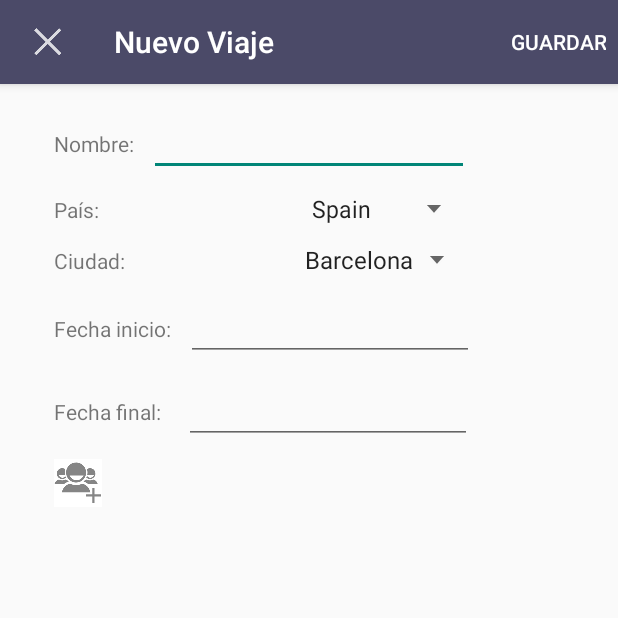
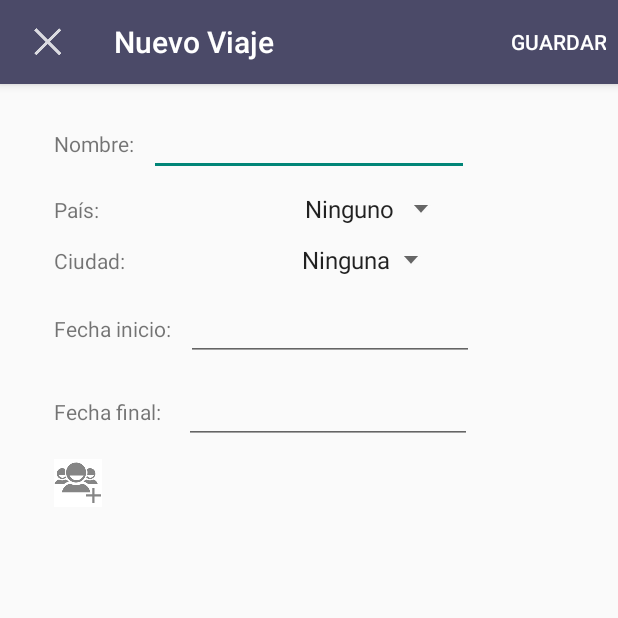
Before and after one commit to jeff039/Trip2getherProva, an Android app: the TripList screen opened directly, with no data from a screen before it, after a tap on "Add new trip", on a phone screen of 412 x 824 dp, the top half of it. Run offline under Robolectric (Android 15) with nearby library versions, the phone set to English and light mode, and no system bars; libraries missing offline, so code that uses them is left out: com.parse; 2 other taps on this screen came first.

Commit message:
implentaciones NewTrip
- Al crear un viaje, asocia en el parse, la id de la ciudad en el viaje
con la id de la ciudad de la tabla ciudad

- Muestra de manera dinámica las ciudades en función del país elegido

```diff
--- a/app/src/main/java/group/lis/uab/trip2gether/controller/NewTripForm.java
+++ b/app/src/main/java/group/lis/uab/trip2gether/controller/NewTripForm.java
@@ -13,37 +13,106 @@ import android.util.Log;
 import android.view.Menu;
 import android.view.MenuItem;
 import android.view.View;
+import android.widget.AdapterView;
+import android.widget.ArrayAdapter;
 import android.widget.Button;
 import android.widget.EditText;
+import android.widget.ImageButton;
 import android.widget.ImageView;
 import android.widget.Spinner;
-
 import com.parse.ParseCloud;
 import com.parse.ParseException;
+import com.parse.ParseObject;
+import com.parse.ParseQuery;
 
 import java.text.SimpleDateFormat;
 import java.util.Date;
 import java.util.HashMap;
-
 import group.lis.uab.trip2gether.R;
 import group.lis.uab.trip2gether.model.Trip;
 
 public class NewTripForm extends ActionBarActivity {
 
-    private static final int LOAD_IMAGE = 1; //static final -> no canviarà (s'ha d'inicializar)
+    /**
+     * int LOAD_IMAGE. Static final -> no canviarà (s'ha d'inicializar)
+     */
+    private static final int LOAD_IMAGE = 1;
 
+    private static String[] paises = { "Ninguno", "España", "Alemania", "Francia"};
+
+    /**
+     * Method onCreate
+     * @param savedInstanceState
+     */
     @Override
     protected void onCreate(Bundle savedInstanceState) {
         super.onCreate(savedInstanceState);
         setContentView(R.layout.activity_new_trip_form);
+        this.setSupportBar();
+        this.initializeButtons();
 
-        //Mostrem la Action Bar en la activity
+        ImageButton imageButton = (ImageButton)findViewById(R.id.ImageButtonAddFirends);
+        imageButton.setOnClickListener(new View.OnClickListener() {
+            @Override
+            public void onClick(View v) {
+                Intent intent = new Intent(NewTripForm.this, Friends.class);
+                startActivity(intent);
+            }
+        });
+
+        Spinner spinnerPaises = (Spinner) findViewById (R.id.SpinnerPaises);
+        ArrayAdapter<String> arrayAdapterPaises = new ArrayAdapter<String> (this, android.R.layout.simple_spinner_item, paises);
+        spinnerPaises.setAdapter(arrayAdapterPaises);
+        spinnerPaises.setOnItemSelectedListener(new SpinnerListener());
+    }
+
+    public class SpinnerListener implements AdapterView.OnItemSelectedListener {
+        public void onItemSelected(AdapterView<?> parent, View view, int pos, long id) {
+            cargaSpinnerCiudad(parent.getSelectedItemPosition());
+        }
+        public void onNothingSelected(AdapterView<?> parent) {
+        }
+    }
+
+    /**
+     * Method cargaSpinnerCiudad. Carga de manera dinámica las ciudades en función del páis elegido
+     * @param pais
+     */
+    private void cargaSpinnerCiudad(int pais){
+        Spinner Ciudades = (Spinner) findViewById(R.id.SpinnerCiudades);
+
+        ArrayAdapter arrayAdapterEspaña = ArrayAdapter.createFromResource
+                (this, R.array.CiudadesEspaña, android.R.layout.simple_spinner_item);
+
+        ArrayAdapter arrayAdapterAlemania= ArrayAdapter.createFromResource
+                (this, R.array.CiudadesAlemania, android.R.layout.simple_spinner_item);
+
+        ArrayAdapter arrayAdapterFrancia= ArrayAdapter.createFromResource
+                (this, R.array.CiudadesFrancia, android.R.layout.simple_spinner_item);
+
+        ArrayAdapter arrayAdapterDefault = ArrayAdapter.createFromResource
+                (this, R.array.arrayDefault, android.R.layout.simple_spinner_item);
+
+        switch (pais) {
+            case 1: Ciudades.setAdapter(arrayAdapterEspaña);
+                break;
+            case 2: Ciudades.setAdapter(arrayAdapterAlemania);
+                break;
+            case 3: Ciudades.setAdapter(arrayAdapterFrancia);
+                break;
+            default: Ciudades.setAdapter(arrayAdapterDefault);
+                break;
+        }
+    }
+
+    /**
+     * Method setSupportBar. Action Bar personalitzada
+     */
+    public void setSupportBar(){
         getSupportActionBar().setBackgroundDrawable(new ColorDrawable(Color.rgb(75, 74, 104)));
         getSupportActionBar().setDisplayShowHomeEnabled(true);
         getSupportActionBar().setIcon(R.drawable.ic_action_cancel);
         getSupportActionBar().setTitle("      Nuevo Viaje");
-
-        this.initializeButtons();
     }
 
     @Override
@@ -88,20 +157,20 @@ public class NewTripForm extends ActionBarActivity {
     }
 
     /**
-     * Interficie
+     * Method initializeButtons. Interficie
      */
-    private void initializeButtons()
-    {
+    private void initializeButtons() {
         Button gallery = (Button)findViewById(R.id.gallery);
         gallery.setOnClickListener(clickGallery);
         Button google = (Button)findViewById(R.id.google);
         google.setOnClickListener(clickGoogle);
-
         Button maps = (Button)findViewById(R.id.maps);
         maps.setOnClickListener(clickMaps);
-
     }
 
+    /**
+     * Method Button.OnClickListener clickMaps
+     */
     public Button.OnClickListener clickMaps = new Button.OnClickListener() {
         public void onClick(View v) {
             Intent i = new Intent(NewTripForm.this, SiteMapsActivity.class);
@@ -109,6 +178,9 @@ public class NewTripForm extends ActionBarActivity {
         }
     };
 
+    /**
+     * Method Button.OnClickListener clickGallery
+     */
     public Button.OnClickListener clickGallery = new Button.OnClickListener() {
         public void onClick(View v) {
             Intent i = new Intent(
@@ -118,6 +190,9 @@ public class NewTripForm extends ActionBarActivity {
         }
     };
 
+    /**
+     * Method Button.OnClickListener clickGoogle
+     */
     public Button.OnClickListener clickGoogle = new Button.OnClickListener() {
         public void onClick(View v) {
             String search = "fish";
@@ -128,7 +203,7 @@ public class NewTripForm extends ActionBarActivity {
     };
 
     /**
-     * Action Bar
+     * Method onCreateOptionsMenu. Action Bar
      * @param menu
      * @return
      */
@@ -139,6 +214,11 @@ public class NewTripForm extends ActionBarActivity {
         return true;
     }
 
+    /**
+     * Method onOptionsItemSelected
+     * @param item
+     * @return boolean
+     */
     @Override
     public boolean onOptionsItemSelected(MenuItem item) {
         // Handle action bar item clicks here. The action bar will
@@ -155,7 +235,10 @@ public class NewTripForm extends ActionBarActivity {
                 intent.putExtra("fechaFinal", nuevoViaje.getFechaFinal());
 
                 try {
+                    String idCiudad = getIdCiudad(nuevoViaje);
+                    nuevoViaje.setCiudad(idCiudad);
                     GuardarViajeBDD(nuevoViaje);
+
                 } catch (ParseException e) {
                     e.printStackTrace();
                 }
@@ -192,20 +275,40 @@ public class NewTripForm extends ActionBarActivity {
         return new Trip(nombre, pais, ciudad, dataInicial, dataFinal);
     }
 
+    /**
+     * Method GuardarViajeBDD
+     * @param nuevoViaje
+     * @return success
+     * @throws ParseException
+     */
     public boolean GuardarViajeBDD(Trip nuevoViaje) throws ParseException{
         boolean success = false;
         HashMap<String, Object> params = new HashMap<String, Object>();
         params.put("name", nuevoViaje.getNombre());
-        params.put("ciudad", nuevoViaje.getCiudad());
+        params.put("idCiudad", nuevoViaje.getCiudad());
         params.put("fechaInicial", nuevoViaje.getFechaInicio());
         params.put("fechaFinal", nuevoViaje.getFechaFinal());
 
         String addTripResponse = ParseCloud.callFunction("addTrip", params);
-            if(!addTripResponse.isEmpty())
-                success = true;
-            Log.i("Add newTrip:", addTripResponse);
+        if(!addTripResponse.isEmpty())
+            success = true;
+        Log.i("Add newTrip:", addTripResponse);
 
         return success;
+    }
+
+    /**
+     * Method getIdCiudad
+     * @param nuevoViaje
+     * @return idCiudad
+     * @throws ParseException
+     */
+    public String getIdCiudad(Trip nuevoViaje) throws ParseException{
+        boolean success = false;
+        HashMap<String, Object> params = new HashMap<String, Object>();
+        params.put("ciudad", nuevoViaje.getCiudad());
+        String idCiudad = ParseCloud.callFunction("getIdCity", params);
+        return idCiudad;
     }
 
     /**
--- a/app/src/main/java/group/lis/uab/trip2gether/controller/TripList.java
+++ b/app/src/main/java/group/lis/uab/trip2gether/controller/TripList.java
@@ -21,18 +21,21 @@ import android.widget.TextView;
 import android.widget.ListAdapter;
 import android.database.Cursor;
 import android.widget.ListView;
-
 import group.lis.uab.trip2gether.R;
 import group.lis.uab.trip2gether.model.DrawerItemClickListener;
 
 public class TripList extends ActionBarActivity {
+
     protected Cursor cursor;
 
     protected ListAdapter adapter;
 
-
     private static Intent intent = null;
 
+    /**
+     * Method onCreate
+     * @param savedInstanceState
+     */
     @Override
     protected void onCreate(Bundle savedInstanceState) {
         super.onCreate(savedInstanceState);
@@ -44,12 +47,13 @@ public class TripList extends ActionBarActivity {
         }
         this.setSupportBar();
         this.initializeDrawerLayout();
-        this.initializeButtons();
+        //this.initializeButtons();
     }
 
-/////////////ELEMENTS DE LA INTERFÍCIE///////////////
-    public void initializeButtons()
-    {
+    /**
+     * Method initializeButtons. Elements de la interfície
+     */
+    public void initializeButtons(){
         ImageButton openDrawer = (ImageButton) findViewById(R.id.openDrawer);
         openDrawer.setOnClickListener(clickDrawer);
     }
@@ -67,11 +71,9 @@ public class TripList extends ActionBarActivity {
         }
     };
 
-
-
-    ////////////////////////////////////////////////////////
-    //DRAWER LAYOUT////////////////////////////
-    ////////////////////////////////////////////////////
+    /**
+     * Method initializeDrawerLayout. Drawer layout
+     */
     public void initializeDrawerLayout(){
         DrawerLayout mDrawerLayout = (DrawerLayout) findViewById(R.id.drawer_layout);
         //no cal fer un adaptador a la mDrawer,
@@ -87,7 +89,11 @@ public class TripList extends ActionBarActivity {
         mDrawerList.setOnItemClickListener(new DrawerItemClickListener());
     }
 
-//////////////BARRA SUPERIOR///////////////////////////////
+    /**
+     * Method onCreateOptionsMenu. Barra superior
+     * @param menu
+     * @return true
+     */
     @Override
     public boolean onCreateOptionsMenu(Menu menu) {
         // Inflate the menu; this adds items to the action bar if it is present.
@@ -96,7 +102,11 @@ public class TripList extends ActionBarActivity {
         return true;
     }
 
-
+    /**
+     * Method onOptionsItemSelected
+     * @param item
+     * @return true
+     */
     @Override
     public boolean onOptionsItemSelected(MenuItem item) {
         // Handle action bar item clicks here. The action bar will
@@ -119,12 +129,14 @@ public class TripList extends ActionBarActivity {
         }
     }
 
-    public void setSupportBar()
-    {
+    /**
+     * Method setSupportBar. Action Bar personalitzada
+     */
+    public void setSupportBar(){
         getSupportActionBar().setBackgroundDrawable(new ColorDrawable(Color.rgb(75, 74, 104)));
-        //barra personalitzada
-        getSupportActionBar().setDisplayOptions(ActionBar.DISPLAY_SHOW_CUSTOM);
-        getSupportActionBar().setCustomView(R.layout.action_bar_trip_list);
+        getSupportActionBar().setDisplayShowHomeEnabled(true);
+        getSupportActionBar().setIcon(R.drawable.ic_action);
+        getSupportActionBar().setTitle("      Mis Viajes");
     }
 
     /**
@@ -149,7 +161,6 @@ public class TripList extends ActionBarActivity {
 
                 TextView nombreViaje = (TextView) rootView.findViewById(R.id.nombreViaje);
                 nombreViaje.setText(nombre);
-
             }
 
             return rootView;
--- a/app/src/main/res/layout/activity_new_trip_form.xml
+++ b/app/src/main/res/layout/activity_new_trip_form.xml
@@ -55,7 +55,7 @@
             android:layout_width="wrap_content"
             android:layout_height="wrap_content"
             android:entries="@array/arrayPaises"
-            android:layout_marginLeft="105dp"
+            android:layout_marginLeft="125dp"
             style="@style/styleSpinner"/>
 
     </LinearLayout>
@@ -82,7 +82,7 @@
             android:id="@+id/SpinnerCiudades"
             android:layout_width="wrap_content"
             android:layout_height="wrap_content"
-            android:entries="@array/arrayCiudades"
+            android:entries="@array/arrayDefault"
             android:layout_marginLeft="110dp"
             style="@style/styleSpinner"/>
 
@@ -160,8 +160,9 @@
             android:layout_width="wrap_content"
             android:layout_height="wrap_content"
             android:layout_marginLeft="20dp"
+            android:onClick=""
             android:src="@drawable/ic_action_add_group"
-            android:background="@color/bright_foreground_inverse_material_light"/>
+            android:background="@color/background_floating_material_light"/>
 
     </LinearLayout>
 
@@ -175,7 +176,6 @@
             android:layout_width="wrap_content"
             android:layout_height="wrap_content"
             android:orientation="horizontal"
-
             android:layout_below="@+id/linearLayoutAddPerson"
             android:layout_alignParentLeft="true"
             android:layout_alignParentStart="true">
@@ -202,5 +202,4 @@
             android:text="prova maps"/>
     </LinearLayout>
 
-
 </RelativeLayout>
--- a/app/src/main/res/values/strings.xml
+++ b/app/src/main/res/values/strings.xml
@@ -36,16 +36,29 @@
         <item>India</item>
     </string-array>
 
-    <string-array name="arrayCiudades">
+    <string-array name="arrayDefault">
+        <item>Ninguna</item>
+    </string-array>
+
+    <string-array name="CiudadesEspaña">
         <item>Barcelona</item>
         <item>Madrid</item>
-        <item>Paris</item>
-        <item>Roma</item>
-        <item>Berlin</item>
-        <item>Londres</item>
-        <item>Rotterdam</item>
-        <item>Praga</item>
+        <item>Valencia</item>
     </string-array>
+
+    <string-array name="CiudadesAlemania">
+        <item>Múnich</item>
+        <item>Berlín</item>
+        <item>Hamburgo</item>
+    </string-array>
+
+    <string-array name="CiudadesFrancia">
+        <item>París</item>
+        <item>Lyon</item>
+        <item>Marsella</item>
+    </string-array>
+
+
     <string name="title_activity_site_maps">Map</string>
     <!-- OPCIONS DE LA DRAWER LIST -->
     <string-array name="options_array">
@@ -57,5 +70,8 @@
     <string name="mapRoute">View route in map</string>
     <string name="addSite">Add new Site</string>
     <string name="anyLocation">You have not selected any location!</string>
+    <string name="title_activity_friends">Amigos</string>
+    <string name="action_settings">Settings</string>
+    <string name="addFriend">AddFriend</string>
 
 </resources>
```
Also changed, not shown: app/src/main/AndroidManifest.xml (+9 -9 lines), app/src/main/java/group/lis/uab/trip2gether/controller/Friends.java (added, +47 -0 lines), app/src/main/res/layout/activity_friends.xml (added, +11 -0 lines), app/src/main/res/menu/menu_friends.xml (added, +12 -0 lines), app/src/main/res/drawable-xxhdpi/ic_action_add_person.png (added), 4 other files.
